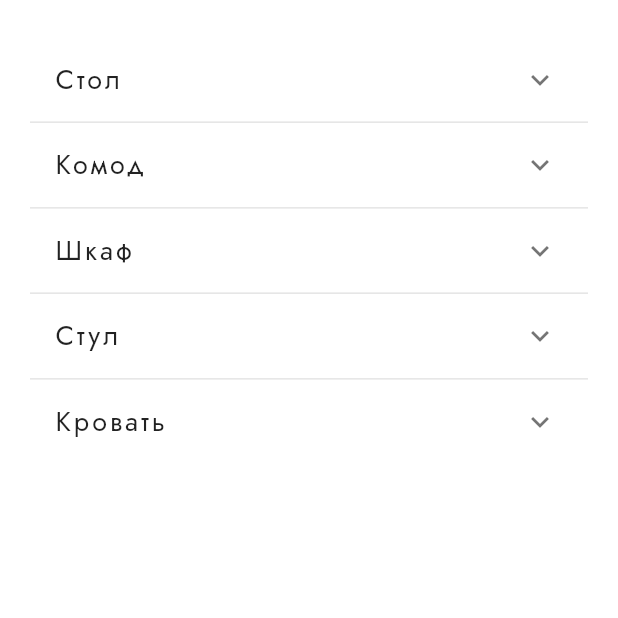
After one commit to Happy2505/nir_app, a Flutter app: the ARScreenWidget screen opened by its route, after a tap on "Добавить мебель", on a phone screen of 412 x 824 dp, the top half of it. The commit adds this screen. Run offline on Flutter 3.47's test engine with Material 2 defaults, Android fonts, the phone set to English and light mode, and no system bars; our stand-ins replace flutter_svg, smooth_page_indicator; missing offline and left inert: ar_flutter_plugin, flutter_archive; accounts and stored records are empty.

Commit message:
что-то9

```diff
--- a/lib/ar_screen/ar_screen_widget.dart
+++ b/lib/ar_screen/ar_screen_widget.dart
@@ -1,3 +1,4 @@
+
 import 'package:ar_flutter_plugin/managers/ar_location_manager.dart';
 import 'package:ar_flutter_plugin/managers/ar_session_manager.dart';
 import 'package:ar_flutter_plugin/managers/ar_object_manager.dart';
@@ -13,25 +14,28 @@ import 'package:flutter/services.dart';
 import 'package:nir_app/Models/Models_data.dart';
 import 'package:nir_app/Theme/app_color.dart';
 import 'package:nir_app/ar_screen/ar_screen_model.dart';
+import 'package:nir_app/furniture_list_screen/furniture_list_widget.dart';
+import 'package:nir_app/furniture_list_screen/list_add_furniture.dart';
 import 'package:vector_math/vector_math_64.dart';
 import 'package:provider/provider.dart';
 
 
-class ARScreenidget extends StatefulWidget {
+class ARScreenWidget extends StatefulWidget {
 
-  ARScreenidget({Key? key}) : super(key: key);
+  ARScreenWidget({Key? key}) : super(key: key);
 
   @override
-  _ARScreenidgetState createState() => _ARScreenidgetState();
+  _ARScreenWidgetState createState() => _ARScreenWidgetState();
 }
 
-class _ARScreenidgetState extends State<ARScreenidget> {
+class _ARScreenWidgetState extends State<ARScreenWidget> {
   late ARSessionManager arSessionManager;
   late ARObjectManager arObjectManager;
   late ARAnchorManager arAnchorManager;
 
   List<ARNode> nodes = [];
   List<ARAnchor> anchors = [];
+  var newIndex = 1;
 
 
   @override
@@ -77,9 +81,60 @@ class _ARScreenidgetState extends State<ARScreenidget> {
                               fontSize: 16),
                         ),
                       ),
+                      ElevatedButton(
+                        onPressed: () {
+                            newIndex = _navigateAndDisplaySelection(context);
+                        },
+                        style: ButtonStyle(
+                            shape: MaterialStateProperty.all<
+                                RoundedRectangleBorder>(
+                                RoundedRectangleBorder(
+                                    borderRadius:
+                                    BorderRadius.circular(
+                                        3))),
+                            backgroundColor:
+                            MaterialStateProperty.all(
+                                AppColors.mainDark),
+                            minimumSize:
+                            MaterialStateProperty.all(
+                                const Size(108, 38))),
+                        child: const Text(
+                          'Добавить мебель',
+                          style: TextStyle(
+                              color: Color.fromARGB(
+                                  255, 255, 255, 255),
+                              fontSize: 16),
+                        ),
+                      ),
                     ]),
               )
             ])));
+  }
+
+  Route _createRoute() {
+    return PageRouteBuilder(
+      pageBuilder: (context, animation, secondaryAnimation) => const AddFurniture(),
+      transitionsBuilder: (context, animation, secondaryAnimation, child) {
+        const begin = Offset(0.0, 1.0);
+        const end = Offset.zero;
+        const curve = Curves.ease;
+
+        var tween = Tween(begin: begin, end: end).chain(CurveTween(curve: curve));
+
+        return SlideTransition(
+          position: animation.drive(tween),
+          child: child,
+        );
+      },
+    );
+  }
+  Future<int> _navigateAndDisplaySelection(BuildContext context) async {
+
+    final result = await Navigator.of(context).push(_createRoute());
+    // When a BuildContext is used from a StatefulWidget, the mounted property
+    // must be checked after an asynchronous gap.
+    if (!mounted) return 0;
+    return result;
   }
 
   void onARViewCreated(
@@ -109,38 +164,45 @@ class _ARScreenidgetState extends State<ARScreenidget> {
     this.arObjectManager.onRotationEnd = onRotationEnded;
   }
 
+
   Future<void> onRemoveEverything() async {
     /*nodes.forEach((node) {
       this.arObjectManager.removeNode(node);
     });*/
-    anchors.forEach((anchor) {
-      this.arAnchorManager.removeAnchor(anchor);
-    });
+    for (var anchor in anchors) {
+      arAnchorManager.removeAnchor(anchor);
+    }
     anchors = [];
   }
 
   Future<void> onPlaneOrPointTapped(
       List<ARHitTestResult> hitTestResults) async {
+    print("--------------------------------------------------");
+    final a = context.findAncestorStateOfType<_ARScreenWidgetState>()?.newIndex ?? 1;
     final model = context.read<ARScreenModel>();
     var singleHitTestResult = hitTestResults.firstWhere(
             (hitTestResult) => hitTestResult.type == ARHitTestResultType.plane);
     if (singleHitTestResult != null) {
       var newAnchor =
       ARPlaneAnchor(transformation: singleHitTestResult.worldTransform);
-      bool? didAddAnchor = await this.arAnchorManager.addAnchor(newAnchor);
+      bool? didAddAnchor = await arAnchorManager.addAnchor(newAnchor);
       if (didAddAnchor!) {
-        this.anchors.add(newAnchor);
+        anchors.add(newAnchor);
         var node = Models.models[model.indexx];
+        // var node = Models.models[a];
+        if(a>0){
+          var node = Models.models[a];
+        }
         var newNode = node.node;
         bool? didAddNodeToAnchor =
-        await this.arObjectManager.addNode(newNode, planeAnchor: newAnchor);
+        await arObjectManager.addNode(newNode, planeAnchor: newAnchor);
         if (didAddNodeToAnchor!) {
-          this.nodes.add(newNode);
+          nodes.add(newNode);
         } else {
-          this.arSessionManager.onError("Adding Node to Anchor failed");
+          arSessionManager.onError("Adding Node to Anchor failed");
         }
       } else {
-        this.arSessionManager.onError("Adding Anchor failed");
+        arSessionManager.onError("Adding Anchor failed");
       }
     }
   }
@@ -156,7 +218,7 @@ class _ARScreenidgetState extends State<ARScreenidget> {
   onPanEnded(String nodeName, Matrix4 newTransform) {
     print("Ended panning node " + nodeName);
     final pannedNode =
-    this.nodes.firstWhere((element) => element.name == nodeName);
+    nodes.firstWhere((element) => element.name == nodeName);
 
     /*
     * Uncomment the following command if you want to keep the transformations of the Flutter representations of the nodes up to date
@@ -176,7 +238,7 @@ class _ARScreenidgetState extends State<ARScreenidget> {
   onRotationEnded(String nodeName, Matrix4 newTransform) {
     print("Ended rotating node " + nodeName);
     final rotatedNode =
-    this.nodes.firstWhere((element) => element.name == nodeName);
+    nodes.firstWhere((element) => element.name == nodeName);
 
     /*
     * Uncomment the following command if you want to keep the transformations of the Flutter representations of the nodes up to date
--- a/lib/factoryes/screen_factory.dart
+++ b/lib/factoryes/screen_factory.dart
@@ -8,7 +8,7 @@ class ScreenFactory {
   Widget ARScreen(int index) {
     return ChangeNotifierProvider(
       create: (_) => ARScreenModel(index),
-      child: ARScreenidget(),
+      child: ARScreenWidget(),
     );
   }
 }
--- /dev/null
+++ b/lib/furniture_list_screen/list_add_furniture.dart
@@ -0,0 +1,161 @@
+import 'package:flutter/material.dart';
+import 'package:nir_app/Models/Models_data.dart';
+import 'package:nir_app/Theme/app_color.dart';
+import 'package:nir_app/ar_screen/ar_screen_model.dart';
+
+class Category {
+  String catName;
+  bool isExpanded;
+
+  Category({
+    required this.catName,
+    this.isExpanded = false,
+  });
+
+  static var category = [
+    Category(catName: "Стол"),
+    Category(catName: "Комод"),
+    Category(catName: "Шкаф"),
+    Category(catName: "Стул"),
+    Category(catName: "Кровать"),
+  ];
+}
+
+
+class AddFurniture extends StatefulWidget {
+  const AddFurniture({super.key});
+
+  @override
+  State<AddFurniture> createState() => _AddFurnitureState();
+}
+
+class _AddFurnitureState extends State<AddFurniture> {
+  final category = Category.category;
+
+  @override
+  Widget build(BuildContext context) {
+    return SafeArea(
+      child: Scaffold(
+        backgroundColor: Colors.white,
+        body: SingleChildScrollView(
+          child: Padding(
+            padding: const EdgeInsets.only(top: 25, left: 20, right: 20),
+            child: Container(
+              child: _buildPanel(),
+            ),
+          ),
+        ),
+      ),
+    );
+  }
+
+  Widget _buildPanel() {
+    return ExpansionPanelList(
+      elevation: 0,
+      animationDuration: const Duration(seconds: 1),
+      expansionCallback: (int index, bool isExpanded) {
+        setState(() {
+          category[index].isExpanded = !isExpanded;
+        });
+      },
+      children: category.map<ExpansionPanel>((Category item) {
+        return ExpansionPanel(
+          headerBuilder: (BuildContext context, bool isExpanded) {
+            return ListTile(
+              title: Text(item.catName, style: const TextStyle(fontSize: 18, letterSpacing: 2)),
+            );
+          },
+          canTapOnHeader: true,
+          body: GridView.builder(
+              physics: const NeverScrollableScrollPhysics(),
+              shrinkWrap: true,
+              itemCount: Models.models.length,
+              gridDelegate:
+              const SliverGridDelegateWithFixedCrossAxisCount(
+                  crossAxisCount: 1,
+                  childAspectRatio: 2.4,
+                  mainAxisSpacing: 30),
+              itemBuilder: (BuildContext context, index) {
+                final furniture = Models.models[index];
+                return Card(
+                  elevation: 0,
+                  child: Row(
+                    crossAxisAlignment: CrossAxisAlignment.start,
+                    children: [
+                      Image.asset(furniture.img),
+                      const SizedBox(width: 22),
+                      Expanded(
+                        flex: 1,
+                        child: Column(
+                          crossAxisAlignment: CrossAxisAlignment.start,
+                          mainAxisAlignment:
+                          MainAxisAlignment.spaceBetween,
+                          children: [
+                            Text(
+                              furniture.description,
+                              maxLines: 3,
+                              overflow: TextOverflow.ellipsis,
+                              style: const TextStyle(fontSize: 16),
+                            ),
+                            Row(
+                              mainAxisAlignment:
+                              MainAxisAlignment.spaceBetween,
+                              children: [
+                                ElevatedButton(
+                                  onPressed: () {
+                                    ARScreenModel(index);
+                                    Navigator.pop(context, index);
+                                  },
+                                  style: ButtonStyle(
+                                      shape: MaterialStateProperty.all<
+                                          RoundedRectangleBorder>(
+                                          RoundedRectangleBorder(
+                                              borderRadius:
+                                              BorderRadius.circular(
+                                                  3))),
+                                      backgroundColor:
+                                      MaterialStateProperty.all(
+                                          const Color.fromARGB(
+                                              255, 240, 240, 240)),
+                                      minimumSize:
+                                      MaterialStateProperty.all(
+                                          const Size(108, 38))),
+                                  child: const Text(
+                                    'Разместить',
+                                    style: TextStyle(
+                                        color: AppColors.mainDark,
+                                        fontSize: 16),
+                                  ),
+                                ),
+                                IconButton(
+                                  icon: const Icon(
+                                      Icons.bookmark_border_rounded),
+                                  onPressed: () {},
+                                ),
+                              ],
+                            ),
+                            const Divider(),
+                          ],
+                        ),
+                      )
+                    ],
+                  ),
+                );
+              }),
+          isExpanded: item.isExpanded,
+        );
+      }).toList(),
+    );
+  }
+}
+
+// ListTile(
+// title: Text(item.expandedValue),
+// subtitle:
+// const Text('To delete this panel, tap the trash can icon'),
+// trailing: const Icon(Icons.delete),
+// onTap: () {
+// setState(() {
+// _data.removeWhere((Item currentItem) => item == currentItem);
+// });
+// }),
--- a/lib/main.dart
+++ b/lib/main.dart
@@ -24,7 +24,7 @@ class MyApp extends StatelessWidget {
         '/home': (context) => const HomePage(),
         '/catalog': (context) => const CatalogFurniture(),
         '/catalog/furnitureList': (context) => FurnitureListWidget(),
-        '/catalog/furnitureList/arFurniture': (context) => ARScreenidget(),
+        '/catalog/furnitureList/arFurniture': (context) => ARScreenWidget(),
       },
       theme: ThemeData(
         fontFamily: 'Jost',
```
